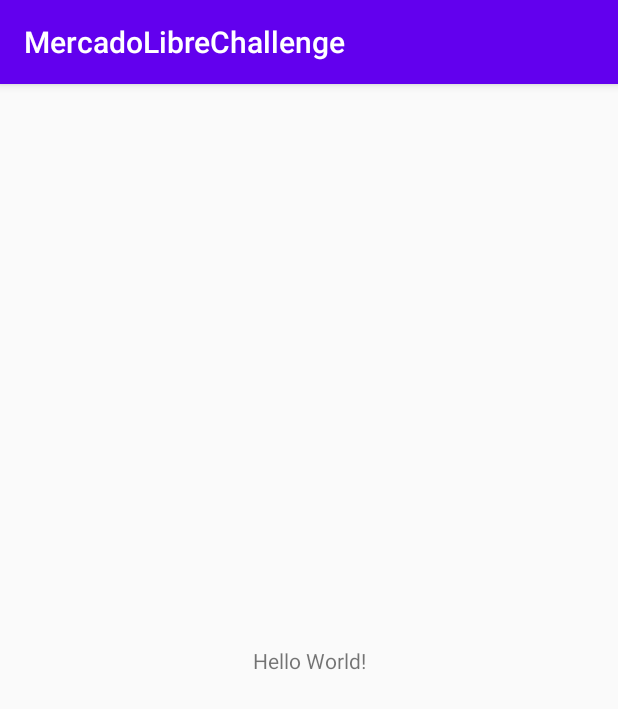
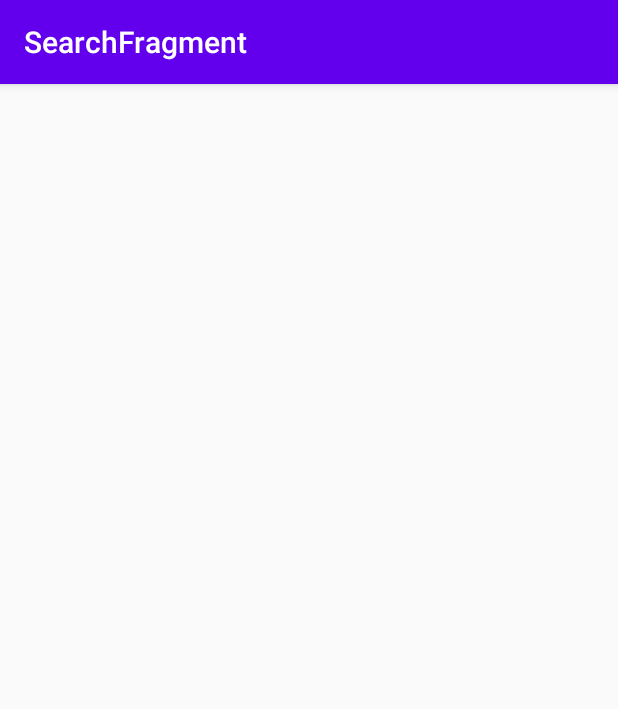
Before and after one commit to jmarcecuevas/MELI-android, an Android app: the screen it shows after launch (MainActivity), on a phone screen of 412 x 824 dp. Shown: the top 709 px of the screen. Run offline under Robolectric (Android 15) with nearby library versions, the phone set to English and light mode, and no system bars; our stand-ins replace navigation-ui.

Commit message:
Navigation graph and fix dependencies

```diff
--- a/app/build.gradle
+++ b/app/build.gradle
@@ -25,6 +25,12 @@ android {
 
 }
 
+ext {
+    navigation_version = '1.0.0-alpha06'
+}
+
+
+
 dependencies {
     implementation project(':usecases')
     implementation project(':data')
@@ -34,6 +40,13 @@ dependencies {
     implementation 'androidx.appcompat:appcompat:1.1.0'
     implementation 'androidx.core:core-ktx:1.2.0'
     implementation 'androidx.constraintlayout:constraintlayout:1.1.3'
+
+    // Navigation
+    implementation "android.arch.navigation:navigation-fragment:$navigation_version"
+    implementation "android.arch.navigation:navigation-ui:$navigation_version"
+    implementation "android.arch.navigation:navigation-fragment-ktx:$navigation_version"
+    implementation "android.arch.navigation:navigation-ui-ktx:$navigation_version"
+
     testImplementation 'junit:junit:4.12'
     androidTestImplementation 'androidx.test.ext:junit:1.1.1'
     androidTestImplementation 'androidx.test.espresso:espresso-core:3.2.0'
--- a/app/src/main/java/com/marcelocuevas/mercadolibrechallenge/ui/activity/MainActivity.kt
+++ b/app/src/main/java/com/marcelocuevas/mercadolibrechallenge/ui/activity/MainActivity.kt
@@ -2,12 +2,28 @@ package com.marcelocuevas.mercadolibrechallenge.ui.activity
 
 import androidx.appcompat.app.AppCompatActivity
 import android.os.Bundle
+import androidx.navigation.NavController
+import androidx.navigation.Navigation
+import androidx.navigation.ui.NavigationUI
 import com.marcelocuevas.mercadolibrechallenge.R
 
 class MainActivity : AppCompatActivity() {
 
+    private lateinit var navController: NavController
+
     override fun onCreate(savedInstanceState: Bundle?) {
         super.onCreate(savedInstanceState)
         setContentView(R.layout.activity_main)
+
+        setup()
+    }
+
+    private fun setup() {
+        navController = Navigation.findNavController(this, R.id.fragment_host)
+        NavigationUI.setupActionBarWithNavController(this, navController)
+    }
+
+    override fun onSupportNavigateUp(): Boolean {
+        return NavigationUI.navigateUp(navController, null)
     }
 }
--- /dev/null
+++ b/app/src/main/java/com/marcelocuevas/mercadolibrechallenge/ui/fragment/GenericFragment.kt
@@ -0,0 +1,25 @@
+package com.marcelocuevas.mercadolibrechallenge.ui.fragment
+
+import android.os.Bundle
+import android.view.LayoutInflater
+import android.view.View
+import android.view.ViewGroup
+import androidx.fragment.app.Fragment
+
+abstract class GenericFragment: Fragment() {
+
+    override fun onCreateView(inflater: LayoutInflater,
+                              container: ViewGroup?,
+                              savedInstanceState: Bundle?): View? {
+        return inflater.inflate(layoutRes(), container, false)
+    }
+
+    override fun onViewCreated(view: View, savedInstanceState: Bundle?) {
+        super.onViewCreated(view, savedInstanceState)
+        init()
+    }
+
+    abstract fun layoutRes(): Int
+
+    abstract fun init()
+}
--- a/app/src/main/java/com/marcelocuevas/mercadolibrechallenge/ui/fragment/ProductDetailFragment.kt
+++ b/app/src/main/java/com/marcelocuevas/mercadolibrechallenge/ui/fragment/ProductDetailFragment.kt
@@ -1,8 +1,12 @@
 package com.marcelocuevas.mercadolibrechallenge.ui.fragment
 
-import androidx.fragment.app.Fragment
+import com.marcelocuevas.mercadolibrechallenge.R
 
-class ProductDetailFragment: Fragment() {
+class ProductDetailFragment: GenericFragment() {
 
+    override fun layoutRes() = R.layout.fragment_product_detail
 
+    override fun init() {
+
+    }
 }
--- a/app/src/main/java/com/marcelocuevas/mercadolibrechallenge/ui/fragment/ProductsListFragment.kt
+++ b/app/src/main/java/com/marcelocuevas/mercadolibrechallenge/ui/fragment/ProductsListFragment.kt
@@ -1,8 +1,14 @@
 package com.marcelocuevas.mercadolibrechallenge.ui.fragment
 
-import androidx.fragment.app.Fragment
+import com.marcelocuevas.mercadolibrechallenge.R
 
-class ProductsListFragment: Fragment() {
+class ProductsListFragment: GenericFragment() {
+
+    override fun layoutRes() = R.layout.fragment_product_list
+
+    override fun init() {
+
+    }
 
 
 }
--- a/app/src/main/java/com/marcelocuevas/mercadolibrechallenge/ui/fragment/SearchFragment.kt
+++ b/app/src/main/java/com/marcelocuevas/mercadolibrechallenge/ui/fragment/SearchFragment.kt
@@ -1,8 +1,14 @@
 package com.marcelocuevas.mercadolibrechallenge.ui.fragment
 
-import androidx.fragment.app.Fragment
+import com.marcelocuevas.mercadolibrechallenge.R
 
-class SearchFragment: Fragment() {
+class SearchFragment: GenericFragment() {
+
+    override fun layoutRes() = R.layout.fragment_search
+
+    override fun init() {
+
+    }
 
 
 }
--- a/app/src/main/res/layout/activity_main.xml
+++ b/app/src/main/res/layout/activity_main.xml
@@ -1,18 +1,18 @@
 <?xml version="1.0" encoding="utf-8"?>
-<androidx.constraintlayout.widget.ConstraintLayout xmlns:android="http://schemas.android.com/apk/res/android"
+<androidx.constraintlayout.widget.ConstraintLayout
+    xmlns:android="http://schemas.android.com/apk/res/android"
+    xmlns:tools="http://schemas.android.com/tools"
     xmlns:app="http://schemas.android.com/apk/res-auto"
-    xmlns:tools="http://schemas.android.com/tools"
     android:layout_width="match_parent"
     android:layout_height="match_parent"
     tools:context=".ui.activity.MainActivity">
 
-    <TextView
-        android:layout_width="wrap_content"
-        android:layout_height="wrap_content"
-        android:text="Hello World!"
-        app:layout_constraintBottom_toBottomOf="parent"
-        app:layout_constraintLeft_toLeftOf="parent"
-        app:layout_constraintRight_toRightOf="parent"
-        app:layout_constraintTop_toTopOf="parent" />
+    <fragment
+        android:id="@+id/fragment_host"
+        android:layout_width="match_parent"
+        android:layout_height="match_parent"
+        android:name="androidx.navigation.fragment.NavHostFragment"
+        app:navGraph="@navigation/navigation_graph"
+        app:defaultNavHost="true" />
 
 </androidx.constraintlayout.widget.ConstraintLayout>
--- /dev/null
+++ b/app/src/main/res/layout/fragment_product_detail.xml
@@ -0,0 +1,6 @@
+<?xml version="1.0" encoding="utf-8"?>
+<androidx.constraintlayout.widget.ConstraintLayout
+    xmlns:android="http://schemas.android.com/apk/res/android" android:layout_width="match_parent"
+    android:layout_height="match_parent">
+
+</androidx.constraintlayout.widget.ConstraintLayout>
--- /dev/null
+++ b/app/src/main/res/layout/fragment_product_list.xml
@@ -0,0 +1,6 @@
+<?xml version="1.0" encoding="utf-8"?>
+<androidx.constraintlayout.widget.ConstraintLayout
+    xmlns:android="http://schemas.android.com/apk/res/android" android:layout_width="match_parent"
+    android:layout_height="match_parent">
+
+</androidx.constraintlayout.widget.ConstraintLayout>
--- /dev/null
+++ b/app/src/main/res/layout/fragment_search.xml
@@ -0,0 +1,6 @@
+<?xml version="1.0" encoding="utf-8"?>
+<androidx.constraintlayout.widget.ConstraintLayout
+    xmlns:android="http://schemas.android.com/apk/res/android" android:layout_width="match_parent"
+    android:layout_height="match_parent">
+
+</androidx.constraintlayout.widget.ConstraintLayout>
--- /dev/null
+++ b/app/src/main/res/navigation/navigation_graph.xml
@@ -0,0 +1,26 @@
+<?xml version="1.0" encoding="utf-8"?>
+<navigation xmlns:android="http://schemas.android.com/apk/res/android"
+    xmlns:app="http://schemas.android.com/apk/res-auto" android:id="@+id/navigation_graph.xml"
+    app:startDestination="@id/searchFragment">
+
+    <fragment
+        android:id="@+id/searchFragment"
+        android:name="com.marcelocuevas.mercadolibrechallenge.ui.fragment.SearchFragment"
+        android:label="SearchFragment" >
+        <action
+            android:id="@+id/action_searchFragment_to_productsListFragment"
+            app:destination="@id/productsListFragment" />
+    </fragment>
+    <fragment
+        android:id="@+id/productsListFragment"
+        android:name="com.marcelocuevas.mercadolibrechallenge.ui.fragment.ProductsListFragment"
+        android:label="ProductsListFragment" >
+        <action
+            android:id="@+id/action_productsListFragment_to_productDetailFragment"
+            app:destination="@id/productDetailFragment" />
+    </fragment>
+    <fragment
+        android:id="@+id/productDetailFragment"
+        android:name="com.marcelocuevas.mercadolibrechallenge.ui.fragment.ProductDetailFragment"
+        android:label="ProductDetailFragment" />
+</navigation>
--- a/domain/build.gradle
+++ b/domain/build.gradle
@@ -2,8 +2,6 @@ apply plugin: 'java-library'
 apply plugin: 'kotlin'
 
 dependencies {
-    implementation project(':data')
-    implementation project(':domain')
     implementation fileTree(dir: 'libs', include: ['*.jar'])
 implementation "org.jetbrains.kotlin:kotlin-stdlib-jdk7:$kotlin_version"
 }
--- a/usecases/build.gradle
+++ b/usecases/build.gradle
@@ -2,6 +2,8 @@ apply plugin: 'java-library'
 apply plugin: 'kotlin'
 
 dependencies {
+    implementation project(':data')
+    implementation project(':domain')
     implementation fileTree(dir: 'libs', include: ['*.jar'])
 implementation "org.jetbrains.kotlin:kotlin-stdlib-jdk7:$kotlin_version"
 }
```
